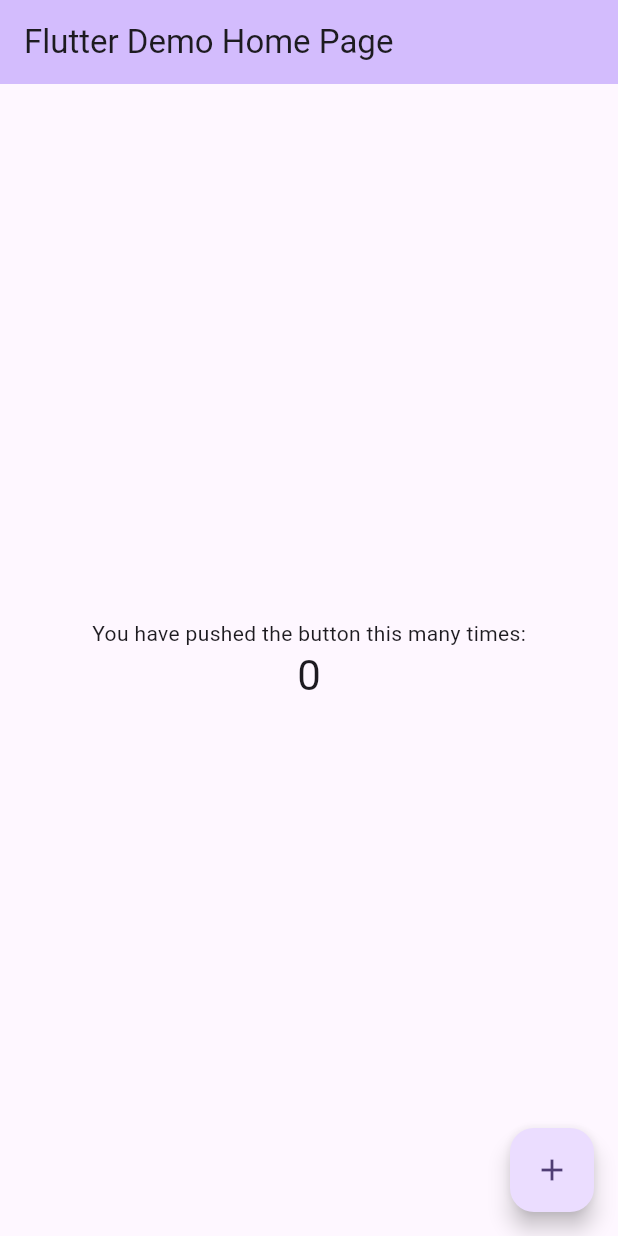
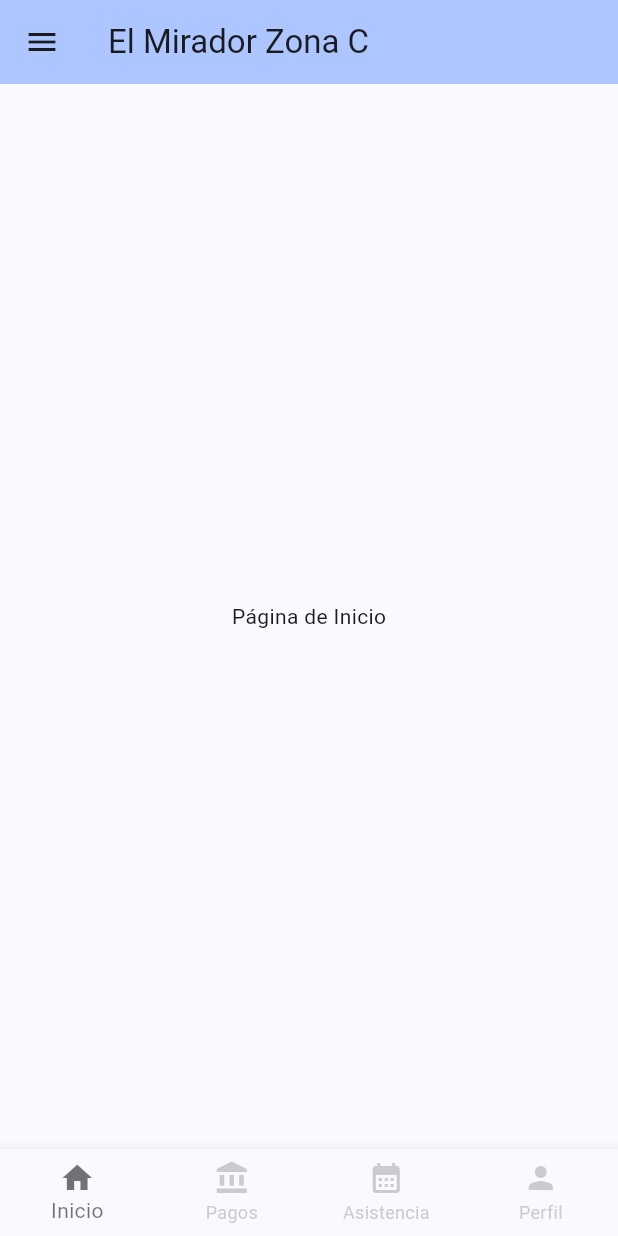
Before and after one commit to Seoony/elMiradorZonaCAndroidAppWithFlutter, a Flutter app: the screen it shows after launch, on a phone screen of 412 x 824 dp. Run offline on Flutter 3.47's test engine with Material 3 defaults, Android fonts, the phone set to English and light mode, and no system bars.

Commit message:
Esquema de pantallas construido, creacion de modelos y config

```diff
--- a/lib/main.dart
+++ b/lib/main.dart
@@ -1,3 +1,4 @@
+import 'package:el_mirador_zonac_androidapp/screens/main_page.dart';
 import 'package:flutter/material.dart';
 
 void main() {
@@ -7,119 +8,16 @@
 class MyApp extends StatelessWidget {
   const MyApp({super.key});
 
-  // This widget is the root of your application.
   @override
   Widget build(BuildContext context) {
     return MaterialApp(
-      title: 'Flutter Demo',
       theme: ThemeData(
-        // This is the theme of your application.
-        //
-        // TRY THIS: Try running your application with "flutter run". You'll see
-        // the application has a purple toolbar. Then, without quitting the app,
-        // try changing the seedColor in the colorScheme below to Colors.green
-        // and then invoke "hot reload" (save your changes or press the "hot
-        // reload" button in a Flutter-supported IDE, or press "r" if you used
-        // the command line to start the app).
-        //
-        // Notice that the counter didn't reset back to zero; the application
-        // state is not lost during the reload. To reset the state, use hot
-        // restart instead.
-        //
-        // This works for code too, not just values: Most code changes can be
-        // tested with just a hot reload.
-        colorScheme: ColorScheme.fromSeed(seedColor: Colors.deepPurple),
+        //brightness: Brightness.dark,
+        colorScheme: ColorScheme.fromSeed(seedColor:  Colors.blueAccent),
         useMaterial3: true,
       ),
-      home: const MyHomePage(title: 'Flutter Demo Home Page'),
+      debugShowCheckedModeBanner: false,
+      home: const MainPage(),
     );
   }
 }
-
-class MyHomePage extends StatefulWidget {
-  const MyHomePage({super.key, required this.title});
-
-  // This widget is the home page of your application. It is stateful, meaning
-  // that it has a State object (defined below) that contains fields that affect
-  // how it looks.
-
-  // This class is the configuration for the state. It holds the values (in this
-  // case the title) provided by the parent (in this case the App widget) and
-  // used by the build method of the State. Fields in a Widget subclass are
-  // always marked "final".
-
-  final String title;
-
-  @override
-  State<MyHomePage> createState() => _MyHomePageState();
-}
-
-class _MyHomePageState extends State<MyHomePage> {
-  int _counter = 0;
-
-  void _incrementCounter() {
-    setState(() {
-      // This call to setState tells the Flutter framework that something has
-      // changed in this State, which causes it to rerun the build method below
-      // so that the display can reflect the updated values. If we changed
-      // _counter without calling setState(), then the build method would not be
-      // called again, and so nothing would appear to happen.
-      _counter++;
-    });
-  }
-
-  @override
-  Widget build(BuildContext context) {
-    // This method is rerun every time setState is called, for instance as done
-    // by the _incrementCounter method above.
-    //
-    // The Flutter framework has been optimized to make rerunning build methods
-    // fast, so that you can just rebuild anything that needs updating rather
-    // than having to individually change instances of widgets.
-    return Scaffold(
-      appBar: AppBar(
-        // TRY THIS: Try changing the color here to a specific color (to
-        // Colors.amber, perhaps?) and trigger a hot reload to see the AppBar
-        // change color while the other colors stay the same.
-        backgroundColor: Theme.of(context).colorScheme.inversePrimary,
-        // Here we take the value from the MyHomePage object that was created by
-        // the App.build method, and use it to set our appbar title.
-        title: Text(widget.title),
-      ),
-      body: Center(
-        // Center is a layout widget. It takes a single child and positions it
-        // in the middle of the parent.
-        child: Column(
-          // Column is also a layout widget. It takes a list of children and
-          // arranges them vertically. By default, it sizes itself to fit its
-          // children horizontally, and tries to be as tall as its parent.
-          //
-          // Column has various properties to control how it sizes itself and
-          // how it positions its children. Here we use mainAxisAlignment to
-          // center the children vertically; the main axis here is the vertical
-          // axis because Columns are vertical (the cross axis would be
-          // horizontal).
-          //
-          // TRY THIS: Invoke "debug painting" (choose the "Toggle Debug Paint"
-          // action in the IDE, or press "p" in the console), to see the
-          // wireframe for each widget.
-          mainAxisAlignment: MainAxisAlignment.center,
-          children: <Widget>[
-            const Text(
-              'You have pushed the button this many times:',
-            ),
-            Text(
-              '$_counter',
-              style: Theme.of(context).textTheme.headlineMedium,
-            ),
-          ],
-        ),
-      ),
-      floatingActionButton: FloatingActionButton(
-        onPressed: _incrementCounter,
-        tooltip: 'Increment',
-        child: const Icon(Icons.add),
-      ), // This trailing comma makes auto-formatting nicer for build methods.
-    );
-  }
-}
--- /dev/null
+++ b/lib/screens/main_page.dart
@@ -0,0 +1,96 @@
+import 'package:el_mirador_zonac_androidapp/screens/nav_pages/asistencia_page.dart';
+import 'package:el_mirador_zonac_androidapp/screens/nav_pages/home_page.dart';
+import 'package:el_mirador_zonac_androidapp/screens/nav_pages/me_page.dart';
+import 'package:el_mirador_zonac_androidapp/screens/nav_pages/pagos_page.dart';
+import 'package:flutter/material.dart';
+
+class MainPage extends StatefulWidget {
+  const MainPage({super.key});
+
+  @override
+  State<MainPage> createState() => _MainPageState();
+}
+
+class _MainPageState extends State<MainPage> {
+
+  List pages = [
+    const HomePage(),
+    const PagosPage(),
+    const AsistenciaPage(),
+    const MePage()
+  ];
+  int currentIndex = 0;
+  void onTabTapped(int index) {
+    setState(() {
+      currentIndex = index;
+    });
+  }
+
+  @override
+  Widget build(BuildContext context) {
+    return Scaffold(
+      appBar: appBar(context),
+      body: pages[currentIndex],
+      drawer: Drawer(
+        child: ListView(
+          padding: EdgeInsets.zero,
+          children: <Widget>[
+            const DrawerHeader(
+              decoration: BoxDecoration(
+                color: Color(0xFF66B7F5),
+              ),
+              child: Text('Drawer Header'),
+            ),
+            ListTile(
+              title: const Text('Item 1'),
+              onTap: () {
+                Navigator.pop(context);
+              },
+            ),
+            ListTile(
+              title: const Text('Item 2'),
+              onTap: () {
+                Navigator.pop(context);
+              },
+            ),
+          ],
+        ),
+      ),
+      bottomNavigationBar: bottonNavBar(),
+    );
+  }
+
+  BottomNavigationBar bottonNavBar() {
+    return BottomNavigationBar(
+      onTap: onTabTapped,
+      currentIndex: currentIndex,
+      type: BottomNavigationBarType.fixed,
+      selectedItemColor: Colors.black54,
+      unselectedItemColor: Colors.grey.withOpacity(0.5),
+      showUnselectedLabels: true,
+      items: const <BottomNavigationBarItem>[
+        BottomNavigationBarItem(
+          icon: Icon(Icons.home),
+          label: 'Inicio',
+        ),
+        BottomNavigationBarItem(
+          icon: Icon(Icons.account_balance),
+          label: 'Pagos',
+        ),
+        BottomNavigationBarItem(
+          icon: Icon(Icons.calendar_month),
+          label: 'Asistencia',
+        ),
+        BottomNavigationBarItem(
+          icon: Icon(Icons.person),
+          label: 'Perfil'),
+      ],
+    );
+  }
+  AppBar appBar(BuildContext context) {
+    return AppBar(
+      backgroundColor: Theme.of(context).colorScheme.inversePrimary,
+      title: const Text('El Mirador Zona C'),
+    );
+  }
+}
--- /dev/null
+++ b/lib/screens/nav_pages/home_page.dart
@@ -0,0 +1,11 @@
+import 'package:flutter/material.dart';
+
+class HomePage extends StatelessWidget {
+  const HomePage({super.key});
+
+  @override
+  Widget build(BuildContext context) {
+    return const Center(
+      child: Text('Página de Inicio'));
+  }
+}
--- a/pubspec.yaml
+++ b/pubspec.yaml
@@ -16,7 +16,7 @@ publish_to: 'none' # Remove this line if you wish to publish to pub.dev
 # https://developer.apple.com/library/archive/documentation/General/Reference/InfoPlistKeyReference/Articles/CoreFoundationKeys.html
 # In Windows, build-name is used as the major, minor, and patch parts
 # of the product and file versions while build-number is used as the build suffix.
-version: 1.0.0+1
+version: 0.0.5+1
 
 environment:
   sdk: '>=3.2.6 <4.0.0'
@@ -35,6 +35,7 @@ dependencies:
   # The following adds the Cupertino Icons font to your application.
   # Use with the CupertinoIcons class for iOS style icons.
   cupertino_icons: ^1.0.2
+  http: ^1.2.1
 
 dev_dependencies:
   flutter_test:
```
Also changed, not shown: lib/config.dart (added, +7 -0 lines), lib/models/socios.dart (added, +85 -0 lines), lib/models/terrenos.dart (added, +77 -0 lines), lib/screens/nav_pages/asistencia_page.dart (added, +11 -0 lines), lib/screens/nav_pages/me_page.dart (added, +11 -0 lines), lib/screens/nav_pages/pagos_page.dart (added, +11 -0 lines), lib/services/api_socio.dart (added), pubspec.lock.
